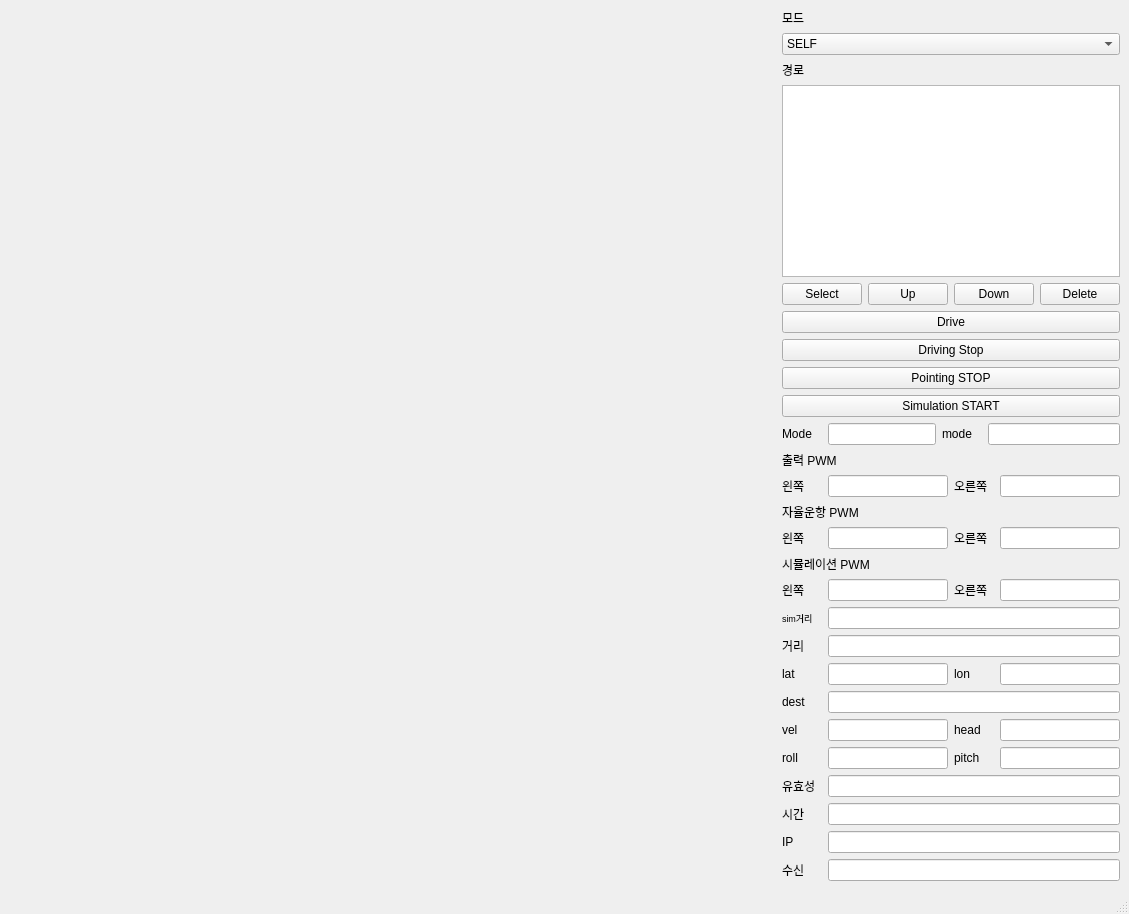
The window that Ship_Controller/V1.0_United/V1_UI.ui (dup06087/Automatic_driving_ship) describes before a commit, drawn with Qt 5.
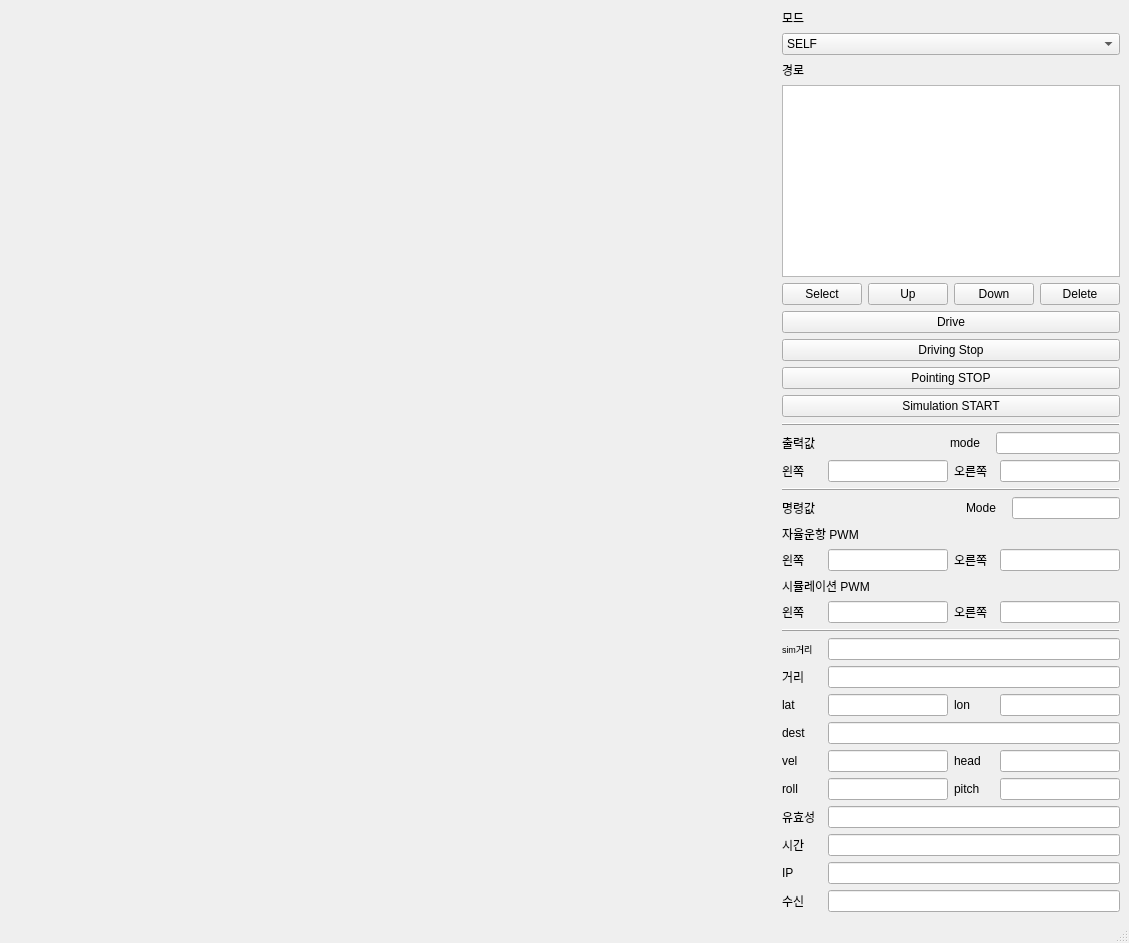
The same window after the commit.

```diff
--- a/Ship_Controller/V1.0_United/V1_UI.ui
+++ b/Ship_Controller/V1.0_United/V1_UI.ui
@@ -7,7 +7,7 @@
     <x>0</x>
     <y>0</y>
     <width>1129</width>
-    <height>914</height>
+    <height>924</height>
    </rect>
   </property>
   <property name="windowTitle">
@@ -16,7 +16,7 @@
   <widget class="QWidget" name="centralwidget">
    <layout class="QGridLayout" name="gridLayout">
     <item row="0" column="0">
-     <layout class="QHBoxLayout" name="Outer_Layout" stretch="20,1">
+     <layout class="QHBoxLayout" name="Outer_Layout" stretch="20,0">
       <item>
        <layout class="QVBoxLayout" name="Folium"/>
       </item>
@@ -199,41 +199,42 @@
          </widget>
         </item>
         <item>
-         <layout class="QHBoxLayout" name="horizontalLayout_2">
+         <widget class="QFrame" name="frame">
+          <property name="frameShape">
+           <enum>QFrame::HLine</enum>
+          </property>
+          <property name="frameShadow">
+           <enum>QFrame::Raised</enum>
+          </property>
+         </widget>
+        </item>
+        <item>
+         <layout class="QHBoxLayout" name="horizontalLayout_16">
           <item>
-           <widget class="QLabel" name="lbl_mode">
+           <widget class="QLabel" name="label_3">
             <property name="sizePolicy">
-             <sizepolicy hsizetype="Preferred" vsizetype="Minimum">
+             <sizepolicy hsizetype="Preferred" vsizetype="Preferred">
               <horstretch>0</horstretch>
               <verstretch>0</verstretch>
              </sizepolicy>
             </property>
-            <property name="minimumSize">
-             <size>
-              <width>40</width>
-              <height>0</height>
-             </size>
-            </property>
-            <property name="maximumSize">
-             <size>
-              <width>40</width>
-              <height>16777215</height>
-             </size>
-            </property>
             <property name="text">
-             <string>Mode</string>
+             <string>출력값 </string>
             </property>
            </widget>
           </item>
           <item>
-           <widget class="QLineEdit" name="edit_mode_jetson">
-            <property name="sizePolicy">
-             <sizepolicy hsizetype="Preferred" vsizetype="Fixed">
-              <horstretch>0</horstretch>
-              <verstretch>0</verstretch>
-             </sizepolicy>
+           <spacer name="horizontalSpacer">
+            <property name="orientation">
+             <enum>Qt::Horizontal</enum>
             </property>
-           </widget>
+            <property name="sizeHint" stdset="0">
+             <size>
+              <width>40</width>
+              <height>20</height>
+             </size>
+            </property>
+           </spacer>
           </item>
           <item>
            <widget class="QLabel" name="lbl_mode_nucleo">
@@ -265,19 +266,6 @@
           </item>
          </layout>
         </item>
-        <item>
-         <widget class="QLabel" name="label_3">
-          <property name="sizePolicy">
-           <sizepolicy hsizetype="Preferred" vsizetype="Preferred">
-            <horstretch>0</horstretch>
-            <verstretch>0</verstretch>
-           </sizepolicy>
-          </property>
-          <property name="text">
-           <string>출력 PWM</string>
-          </property>
-         </widget>
-        </item>
         <item>
          <layout class="QHBoxLayout" name="horizontalLayout_3">
           <item>
@@ -352,6 +340,81 @@
           </item>
          </layout>
         </item>
+        <item>
+         <widget class="QFrame" name="frame_2">
+          <property name="frameShape">
+           <enum>QFrame::HLine</enum>
+          </property>
+          <property name="frameShadow">
+           <enum>QFrame::Raised</enum>
+          </property>
+         </widget>
+        </item>
+        <item>
+         <layout class="QHBoxLayout" name="horizontalLayout_2">
+          <item>
+           <widget class="QLabel" name="label_6">
+            <property name="sizePolicy">
+             <sizepolicy hsizetype="Preferred" vsizetype="Preferred">
+              <horstretch>0</horstretch>
+              <verstretch>0</verstretch>
+             </sizepolicy>
+            </property>
+            <property name="text">
+             <string>명령값 </string>
+            </property>
+           </widget>
+          </item>
+          <item>
+           <spacer name="horizontalSpacer_2">
+            <property name="orientation">
+             <enum>Qt::Horizontal</enum>
+            </property>
+            <property name="sizeHint" stdset="0">
+             <size>
+              <width>40</width>
+              <height>20</height>
+             </size>
+            </property>
+           </spacer>
+          </item>
+          <item>
+           <widget class="QLabel" name="lbl_mode">
+            <property name="sizePolicy">
+             <sizepolicy hsizetype="Preferred" vsizetype="Minimum">
+              <horstretch>0</horstretch>
+              <verstretch>0</verstretch>
+             </sizepolicy>
+            </property>
+            <property name="minimumSize">
+             <size>
+              <width>40</width>
+              <height>0</height>
+             </size>
+            </property>
+            <property name="maximumSize">
+             <size>
+              <width>40</width>
+              <height>16777215</height>
+             </size>
+            </property>
+            <property name="text">
+             <string>Mode</string>
+            </property>
+           </widget>
+          </item>
+          <item>
+           <widget class="QLineEdit" name="edit_mode_jetson">
+            <property name="sizePolicy">
+             <sizepolicy hsizetype="Preferred" vsizetype="Fixed">
+              <horstretch>0</horstretch>
+              <verstretch>0</verstretch>
+             </sizepolicy>
+            </property>
+           </widget>
+          </item>
+         </layout>
+        </item>
         <item>
          <widget class="QLabel" name="label_4">
           <property name="sizePolicy">
@@ -529,6 +592,16 @@
           </item>
          </layout>
         </item>
+        <item>
+         <widget class="QFrame" name="frame_3">
+          <property name="frameShape">
+           <enum>QFrame::HLine</enum>
+          </property>
+          <property name="frameShadow">
+           <enum>QFrame::Raised</enum>
+          </property>
+         </widget>
+        </item>
         <item>
          <layout class="QHBoxLayout" name="horizontalLayout_15">
           <item>
```
